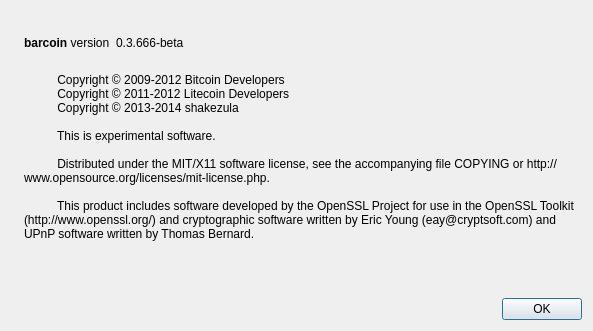
Before: the Qt Designer form src/qt/forms/aboutdialog.ui in bluebitcoin/bluebitcoin, drawn with Qt 5.
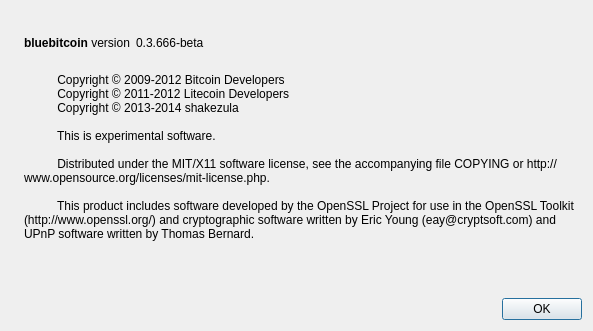
After: the same form once the commit is applied. Icons and pictures are not drawn.

Patch:
```diff
--- a/src/qt/forms/aboutdialog.ui
+++ b/src/qt/forms/aboutdialog.ui
@@ -50,7 +50,7 @@
           <cursorShape>IBeamCursor</cursorShape>
          </property>
          <property name="text">
-          <string>&lt;b&gt;barcoin&lt;/b&gt; version</string>
+          <string>&lt;b&gt;bluebitcoin&lt;/b&gt; version</string>
          </property>
          <property name="textInteractionFlags">
           <set>Qt::LinksAccessibleByMouse|Qt::TextSelectableByKeyboard|Qt::TextSelectableByMouse</set>
```
Left out of the diff: 2 changed lines with no effect on the pictures.
